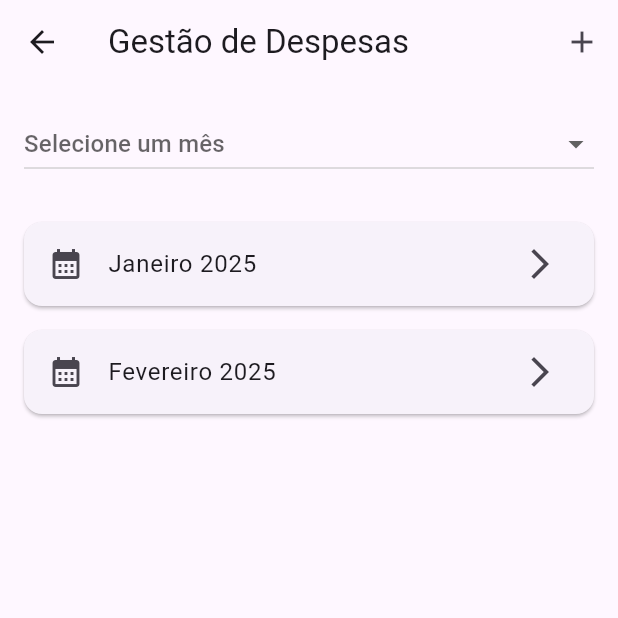
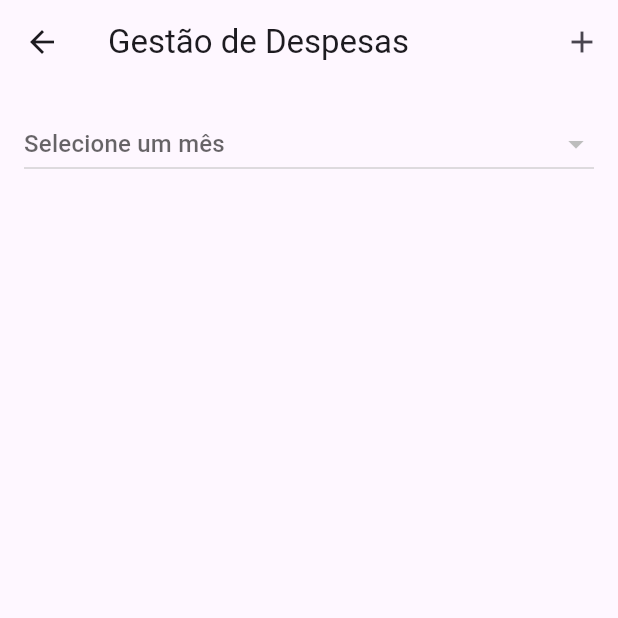
Before and after one commit to ViZanella/APP_Planner, a Flutter app: the ExpensesScreen screen opened by its route, on a phone screen of 412 x 824 dp, the top half of it. Run offline on Flutter 3.47's test engine with Material 3 defaults, Android fonts, the phone set to English and light mode, and no system bars; our stand-ins replace table_calendar.

Commit message:
versão1.3

```diff
--- a/lib/screens/expenses_screen.dart
+++ b/lib/screens/expenses_screen.dart
@@ -9,7 +9,7 @@ class ExpensesScreen extends StatefulWidget {
 }
 
 class _ExpensesScreenState extends State<ExpensesScreen> {
-  List<String> _registeredMonths = ["Janeiro 2025", "Fevereiro 2025"];
+  List<String> _registeredMonths = [];
   String? _selectedMonth;
 
   void _addNewMonth() {
```
